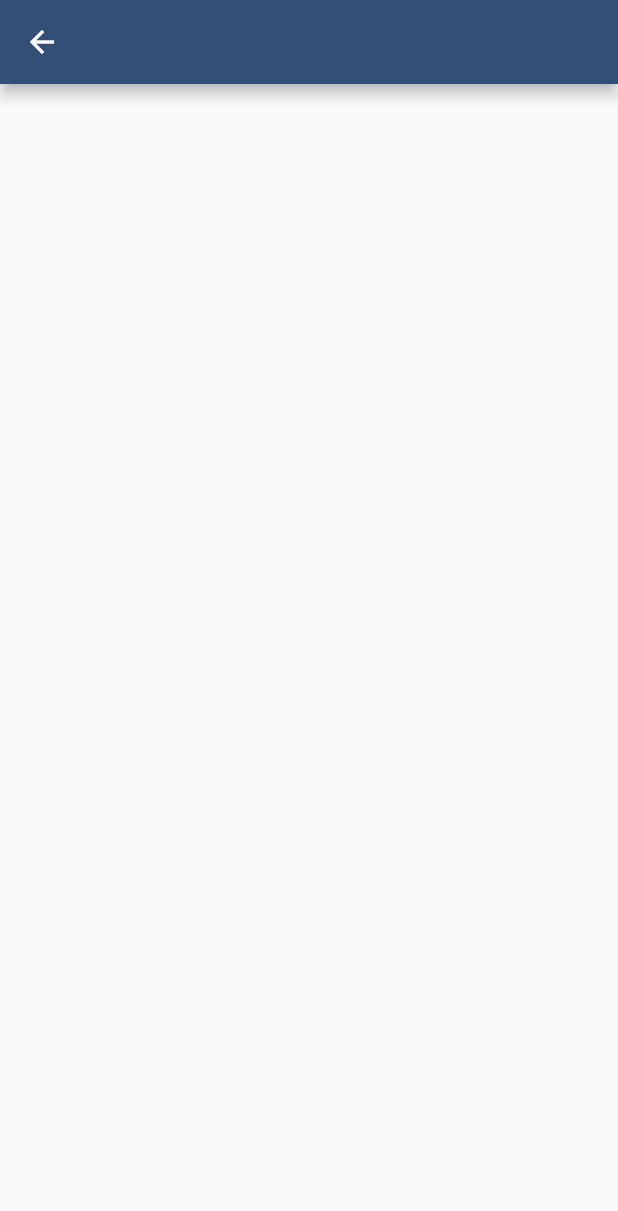
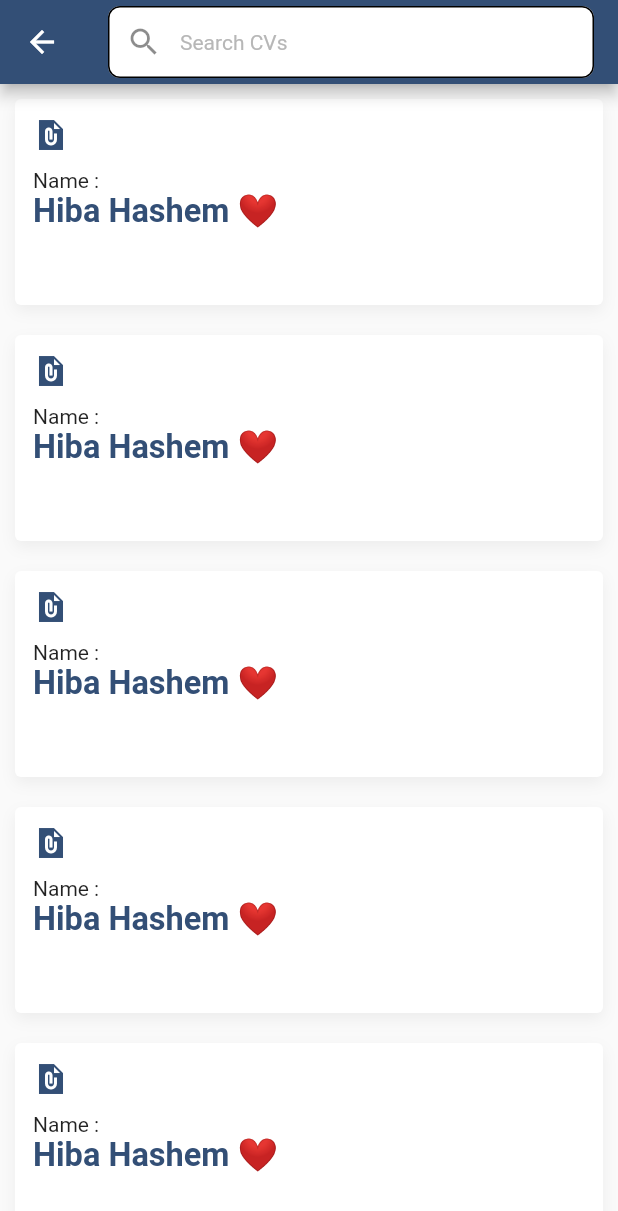
Before and after one commit to 0Ahmad0/ptc_project, a Flutter app: the screen it shows after launch, in the side drawer, after a tap on "Search", on a phone screen of 412 x 824 dp. Shown: the top 1211 px of the screen. Run offline on Flutter 3.47's test engine with Material 2 defaults, Android fonts, the phone set to English and light mode, and no system bars; our stand-ins replace animate_do, easy_localization, firebase_core, font_awesome_flutter, get; missing offline and left inert: circle_progress_bar, firedart, mysql1; accounts and stored records are empty; Roboto replaces fonts that are missing (Changa).

Commit message:
@hariri add search

```diff
--- a/lib/view/screens/home/home_view.dart
+++ b/lib/view/screens/home/home_view.dart
@@ -11,6 +11,7 @@ import 'package:ptc_project/view/resourse/style_manager.dart';
 import 'package:ptc_project/view/resourse/values_manager.dart';
 import 'package:ptc_project/view/widgets/custom_textfiled.dart';
 import 'package:ptc_project/view/widgets/multi_form_lan.dart';
+import 'package:ptc_project/view/widgets/work_form.dart';
 import '../search/search_view.dart';
 import 'package:easy_localization/easy_localization.dart';
 
@@ -142,7 +143,7 @@ print('-------------------------------------------------------');
             buildFirstPage(),
 
             buildSecondPage(),
-            buildFirstPage(),
+            BuildThirdPage(formKey: formKey3,)
               ],
             ),
           ),
@@ -319,3 +320,20 @@ print('-------------------------------------------------------');
     );
   }
 }
+
+class BuildThirdPage extends StatelessWidget {
+  const BuildThirdPage({super.key, required this.formKey});
+  final GlobalKey formKey;
+
+  @override
+  Widget build(BuildContext context) {
+    return Form(
+      key: formKey,
+      child: ListView(
+        children: [
+          WorkForm()
+        ],
+      ),
+    );
+  }
+}
--- a/lib/view/screens/search/search_view.dart
+++ b/lib/view/screens/search/search_view.dart
@@ -1,6 +1,10 @@
 import 'package:flutter/material.dart';
 import 'package:flutter/src/widgets/container.dart';
 import 'package:flutter/src/widgets/framework.dart';
+import 'package:ptc_project/model/utils/sizer.dart';
+import 'package:ptc_project/view/resourse/color_manager.dart';
+import 'package:ptc_project/view/resourse/style_manager.dart';
+import 'package:ptc_project/view/resourse/values_manager.dart';
 
 class SearchView extends StatelessWidget {
   const SearchView({super.key});
@@ -8,7 +12,74 @@ class SearchView extends StatelessWidget {
   @override
   Widget build(BuildContext context) {
     return Scaffold(
-      appBar: AppBar(),
+      appBar: AppBar(
+        title: TextFormField(
+          cursorColor: ColorManager.white,
+          decoration: InputDecoration(
+            filled: true,
+            fillColor: ColorManager.white,
+            prefixIcon: IconButton(
+              onPressed: (){},
+              icon: Icon(Icons.search),
+            ),
+
+            hintText: "Search CVs",
+
+          ),
+        ),
+      ),
+      body: SearchBody(),
     );
   }
 }
+
+class SearchBody extends StatelessWidget {
+  const SearchBody({Key? key}) : super(key: key);
+
+  @override
+  Widget build(BuildContext context) {
+    return ListView.builder(
+      itemCount: 15,
+      itemBuilder: (_,index)=>BuildCVItem(),
+    );
+  }
+}
+
+class BuildCVItem extends StatelessWidget {
+  const BuildCVItem({Key? key}) : super(key: key);
+
+  @override
+  Widget build(BuildContext context) {
+    return Container(
+      margin: const EdgeInsets.all(AppMargin.m10),
+      padding: const EdgeInsets.all(AppPadding.p12),
+      height: Sizer.getH(context) / 6,
+      width: double.infinity,
+      decoration: BoxDecoration(
+        color: ColorManager.white,
+        borderRadius: BorderRadius.circular(AppSize.s4),
+        boxShadow: [
+          BoxShadow(
+            color: ColorManager.lightGray.withOpacity(.2),
+            blurRadius: AppSize.s8,
+            offset: Offset(
+              0 , AppSize.s4
+            )
+          )
+        ]
+      ),
+      child: Column(
+        crossAxisAlignment: CrossAxisAlignment.start,
+        children: [
+          Icon(Icons.file_present_sharp),
+          const SizedBox(height: AppSize.s10,),
+          Text("Name : "),
+          Text("Hiba Hashem ❤️",style: getBoldStyle(
+              fontSize: Sizer.getH(context) / 38,
+              color: ColorManager.primaryColor),),
+
+        ],
+      ),
+    );
+  }
+}
```
